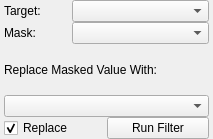
SCIInstitute/Seg3D, file src/Interface/ToolInterface/MaskDataFilterInterface.ui: the form before one commit.
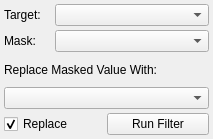
The form after the commit.

```diff
--- a/src/Interface/ToolInterface/MaskDataFilterInterface.ui
+++ b/src/Interface/ToolInterface/MaskDataFilterInterface.ui
@@ -41,23 +41,17 @@
    <property name="spacing">
     <number>0</number>
    </property>
-   <property name="leftMargin">
+   <property name="margin">
     <number>4</number>
    </property>
-   <property name="topMargin">
-    <number>0</number>
-   </property>
-   <property name="rightMargin">
-    <number>4</number>
-   </property>
-   <property name="bottomMargin">
-    <number>0</number>
-   </property>
    <item>
-    <layout class="QHBoxLayout" name="targetHLayout" stretch="1,2">
+    <layout class="QHBoxLayout" name="targetHLayout" stretch="1,3">
      <property name="spacing">
       <number>0</number>
      </property>
+     <property name="bottomMargin">
+      <number>4</number>
+     </property>
      <item>
       <widget class="QLabel" name="targetLabel">
        <property name="text">
@@ -71,7 +65,7 @@
     </layout>
    </item>
    <item>
-    <layout class="QHBoxLayout" name="maskHLayout" stretch="1,2">
+    <layout class="QHBoxLayout" name="maskHLayout" stretch="1,3">
      <property name="spacing">
       <number>0</number>
      </property>
@@ -92,6 +86,9 @@
      <property name="spacing">
       <number>0</number>
      </property>
+     <property name="bottomMargin">
+      <number>4</number>
+     </property>
      <item>
       <widget class="QLabel" name="label">
        <property name="text">
```
